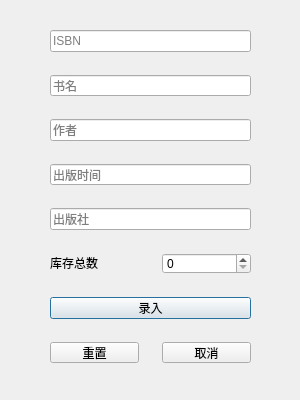
The window that insert.ui (XiAoY0/BookStoreMangement) describes before a commit, drawn with Qt 5.
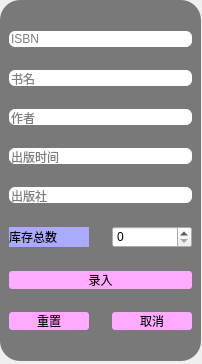
The same window after the commit.

```diff
--- a/insert.ui
+++ b/insert.ui
@@ -6,8 +6,8 @@
    <rect>
     <x>0</x>
     <y>0</y>
-    <width>300</width>
-    <height>400</height>
+    <width>202</width>
+    <height>364</height>
    </rect>
   </property>
   <property name="sizePolicy">
@@ -19,19 +19,47 @@
   <property name="windowTitle">
    <string>Dialog</string>
   </property>
-  <widget class="QWidget" name="layoutWidget">
+  <widget class="QFrame" name="frame">
    <property name="geometry">
     <rect>
-     <x>50</x>
-     <y>30</y>
+     <x>0</x>
+     <y>0</y>
      <width>201</width>
-     <height>333</height>
+     <height>361</height>
     </rect>
    </property>
+   <property name="styleSheet">
+    <string notr="true">QFrame{
+background-color: rgb(121, 121, 121);
+border-radius:20px  ;
+}
+QLineEdit{
+border-radius:6px  ;
+}
+QPushButton{
+background-color: rgb(242, 255, 210);
+background-color: rgb(255, 170, 255);
+font: 290 9pt &quot;Microsoft YaHei UI&quot;;	
+border-radius:3px  ;
+}</string>
+   </property>
    <layout class="QVBoxLayout" name="verticalLayout">
     <property name="spacing">
      <number>23</number>
     </property>
+    <item>
+     <spacer name="verticalSpacer">
+      <property name="orientation">
+       <enum>Qt::Vertical</enum>
+      </property>
+      <property name="sizeHint" stdset="0">
+       <size>
+        <width>20</width>
+        <height>40</height>
+       </size>
+      </property>
+     </spacer>
+    </item>
     <item>
      <widget class="QLineEdit" name="lineEdit">
       <property name="placeholderText">
@@ -95,6 +123,9 @@
           <height>20</height>
          </size>
         </property>
+        <property name="styleSheet">
+         <string notr="true">background-color: rgb(170, 170, 255);</string>
+        </property>
         <property name="text">
          <string>库存总数</string>
         </property>
@@ -130,6 +161,19 @@
       </item>
      </layout>
     </item>
+    <item>
+     <spacer name="verticalSpacer_2">
+      <property name="orientation">
+       <enum>Qt::Vertical</enum>
+      </property>
+      <property name="sizeHint" stdset="0">
+       <size>
+        <width>20</width>
+        <height>40</height>
+       </size>
+      </property>
+     </spacer>
+    </item>
    </layout>
   </widget>
  </widget>
```
Left out of the diff: 19 changed lines with no effect on the pictures.
